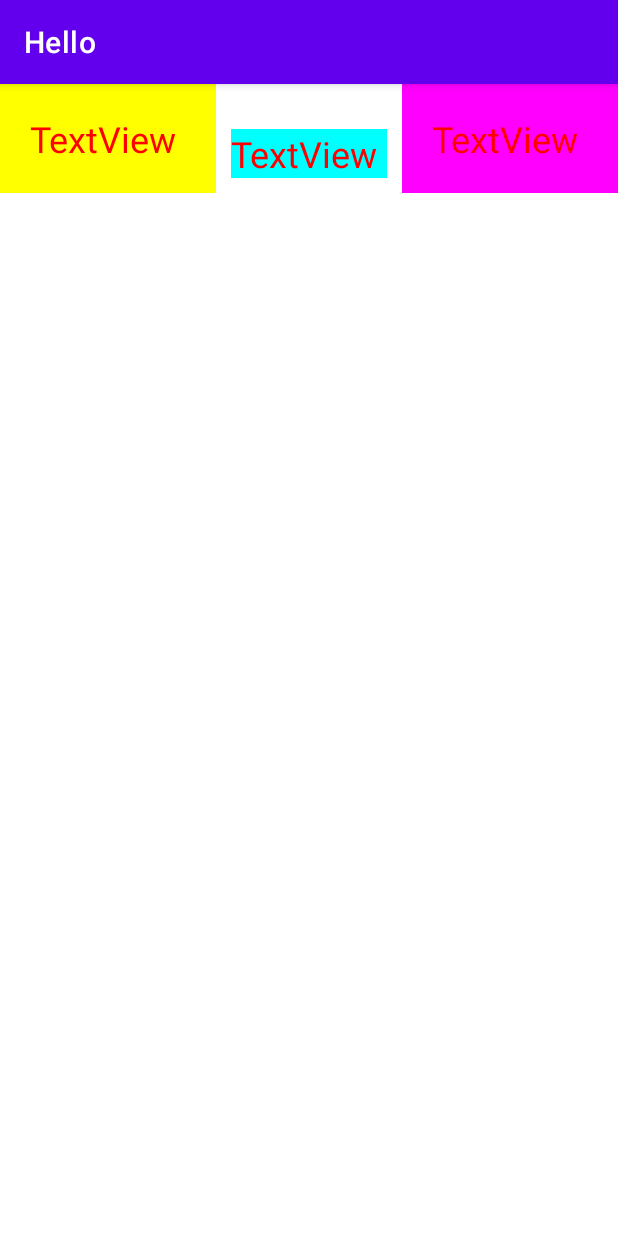
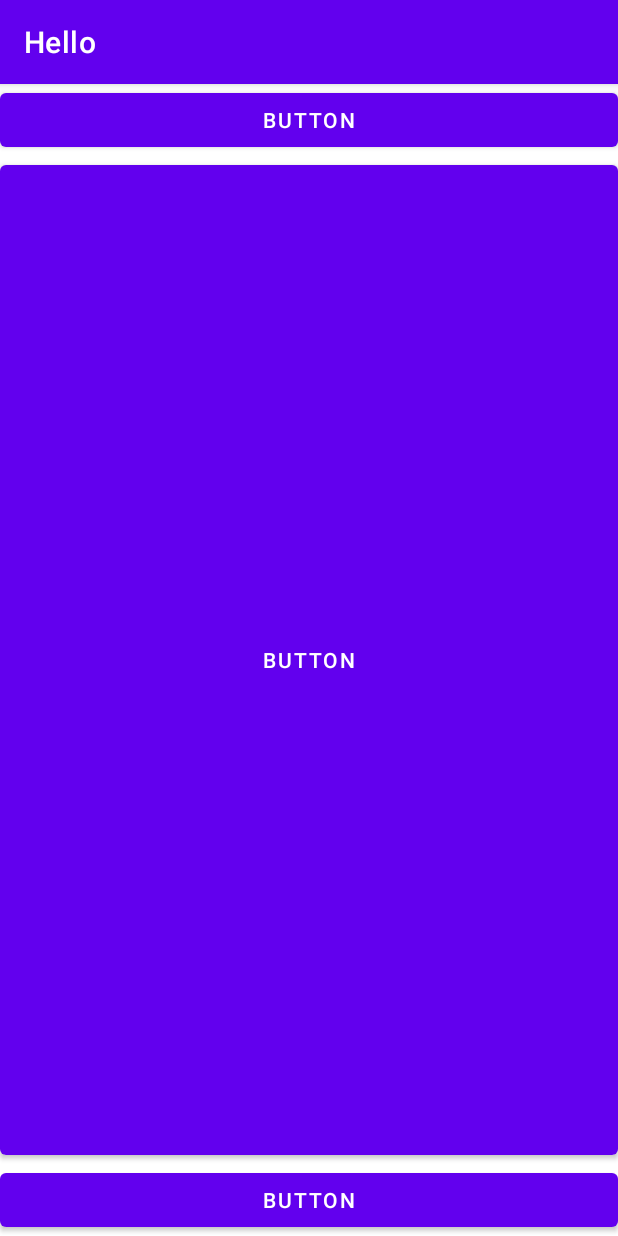
Before and after one commit to ilmntr/DoitAndroidStudio, an Android app: the screen it shows after launch (MainActivity), on a phone screen of 412 x 824 dp. Run offline under Robolectric (Android 15) with nearby library versions, the phone set to English and light mode, and no system bars.

Commit message:
delete all converted to RelativeLayout deleted margin used layout_above,layout_below

```diff
--- a/app/src/main/res/layout/activity_main.xml
+++ b/app/src/main/res/layout/activity_main.xml
@@ -1,42 +1,37 @@
 <?xml version="1.0" encoding="utf-8"?>
-<LinearLayout xmlns:android="http://schemas.android.com/apk/res/android"
+<RelativeLayout xmlns:android="http://schemas.android.com/apk/res/android"
     xmlns:app="http://schemas.android.com/apk/res-auto"
     xmlns:tools="http://schemas.android.com/tools"
     android:layout_width="match_parent"
     android:layout_height="match_parent"
-    android:orientation="horizontal"
-    tools:context=".MainActivity">
+    android:orientation="vertical"
+    tools:context=".MainActivity" >
 
-    <TextView
-        android:id="@+id/textView6"
-        android:layout_width="wrap_content"
+    <Button
+        android:id="@+id/button4"
+        android:layout_width="match_parent"
         android:layout_height="wrap_content"
-        android:layout_weight="1"
-        android:background="#ffff00"
-        android:padding="20dp"
-        android:text="TextView"
-        android:textColor="#ff0000"
-        android:textSize="24sp" />
+        android:layout_alignParentStart="true"
+        android:layout_alignParentTop="true"
+        android:layout_alignParentEnd="true"
+        android:layout_centerHorizontal="true"
+        android:text="Button" />
 
-    <TextView
-        android:id="@+id/textView7"
-        android:layout_width="wrap_content"
+    <Button
+        android:id="@+id/button5"
+        android:layout_width="match_parent"
         android:layout_height="wrap_content"
-        android:layout_margin="10dp"
-        android:layout_weight="1"
-        android:background="#00ffff"
-        android:text="TextView"
-        android:textColor="#ff0000"
-        android:textSize="24sp" />
+        android:layout_alignParentStart="true"
+        android:layout_alignParentBottom="true"
+        android:text="Button" />
 
-    <TextView
-        android:id="@+id/textView8"
-        android:layout_width="wrap_content"
-        android:layout_height="wrap_content"
-        android:layout_weight="1"
-        android:background="#ff00ff"
-        android:padding="20dp"
-        android:text="TextView"
-        android:textColor="#ff0000"
-        android:textSize="24sp" />
-</LinearLayout>
+    <Button
+        android:id="@+id/button6"
+        android:layout_width="match_parent"
+        android:layout_height="match_parent"
+        android:layout_above="@id/button5"
+        android:layout_below="@id/button4"
+        android:layout_alignParentStart="false"
+        android:layout_alignParentTop="false"
+        android:text="Button" />
+</RelativeLayout>
```
